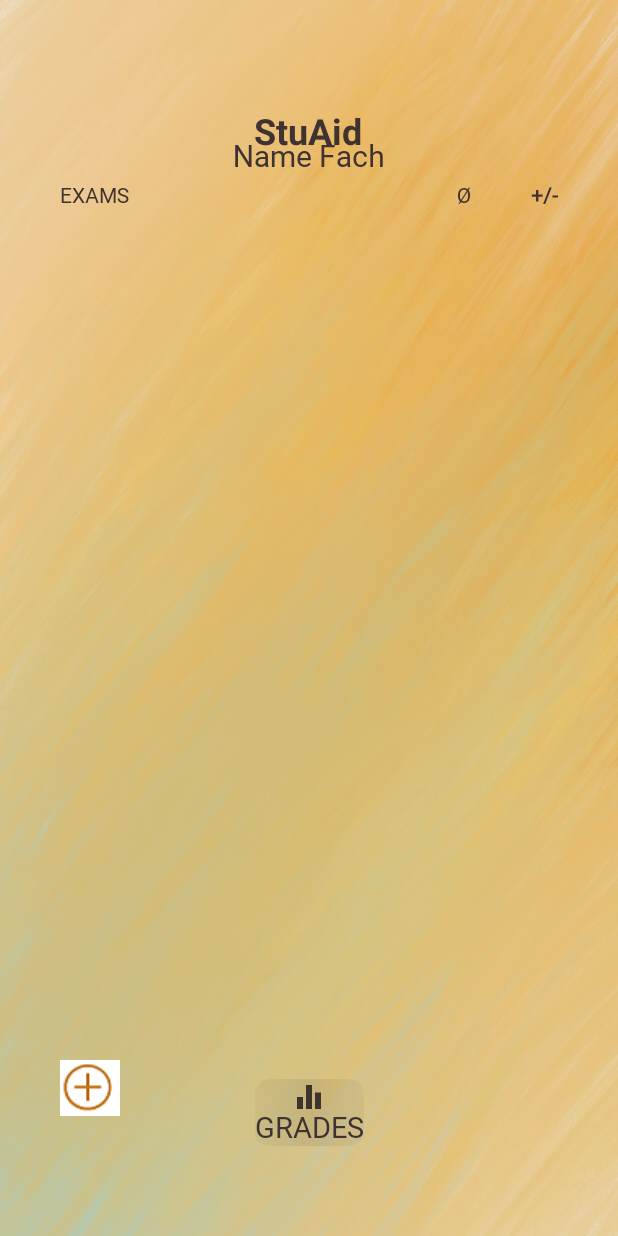
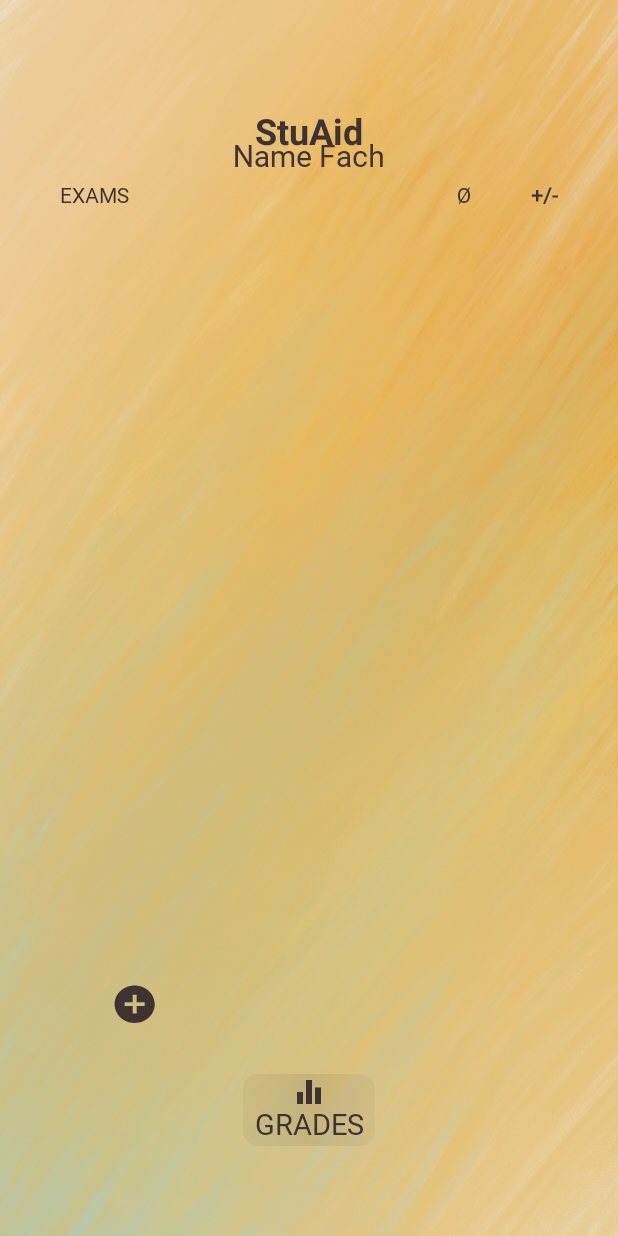
Before and after one commit to hajir3/StuAidShared, an Android app: the Grades_Fach screen opened directly, with no data from a screen before it, on a phone screen of 412 x 824 dp. Run offline under Robolectric (Android 15) with nearby library versions, the phone set to English and light mode, and no system bars; Roboto replaces fonts that are not available here.

Commit message:
Einheitliches Layout

```diff
--- a/app/src/main/res/drawable/add_foreground.xml
+++ b/app/src/main/res/drawable/add_foreground.xml
@@ -4,8 +4,8 @@
     android:viewportWidth="108"
     android:viewportHeight="108"
     android:tint="#3E3330">
-  <group android:scaleX="2.61"
-      android:scaleY="2.61"
+  <group android:scaleX="3.61"
+      android:scaleY="3.61"
       android:translateX="22.68"
       android:translateY="22.68">
     <path
--- a/app/src/main/res/layout/activity_grades_fach.xml
+++ b/app/src/main/res/layout/activity_grades_fach.xml
@@ -6,7 +6,7 @@
     android:layout_height="match_parent"
     android:background="@drawable/backgroundmain4"
     android:orientation="vertical"
-    tools:context=".activities.Grades_Fach">
+    tools:context=".Grades_Fach">
 
     <Button
         android:id="@+id/home_button_grades_fach"
@@ -21,38 +21,37 @@
         android:textSize="24sp"
         android:textStyle="bold"
         app:layout_constraintEnd_toEndOf="parent"
-        app:layout_constraintHorizontal_bias="0.498"
         app:layout_constraintStart_toStartOf="parent"
         app:layout_constraintTop_toTopOf="parent" />
 
-    <ImageButton
-        android:id="@+id/add_item"
+    <Button
+        android:id="@+id/add_item_grades_fach"
         android:layout_width="40dp"
         android:layout_height="37dp"
-        android:layout_marginStart="40dp"
-        android:layout_marginBottom="80dp"
+        android:layout_marginStart="65dp"
+        android:layout_marginBottom="140dp"
         android:hapticFeedbackEnabled="false"
         app:layout_constraintBottom_toBottomOf="parent"
         app:layout_constraintStart_toStartOf="parent"
-        app:srcCompat="@drawable/plus_neu"
-        tools:ignore="MissingConstraints" />
+        android:background="@drawable/add_foreground"
+         />
 
-    <TextView
+    <Button
         android:id="@+id/grades_grades_fach"
-        android:drawableTop="@drawable/ic_grades"
-        android:drawablePadding="-5sp"
         android:layout_width="wrap_content"
         android:layout_height="wrap_content"
+        android:layout_marginBottom="60dp"
+        android:background="@drawable/gradient_background_buttons"
         android:clickable="false"
-        android:background="@drawable/gradient_background_buttons"
-        android:layout_marginBottom="60dp"
+        android:drawablePadding="-5sp"
         android:fontFamily="@font/suranna"
         android:text="@string/grades"
         android:textColor="#3E3330"
         android:textSize="19sp"
         app:layout_constraintBottom_toBottomOf="parent"
         app:layout_constraintEnd_toEndOf="parent"
-        app:layout_constraintStart_toStartOf="parent" />
+        app:layout_constraintStart_toStartOf="parent"
+        app:drawableTopCompat="@drawable/ic_grades" />
 
     <TextView
         android:id="@+id/semester"
```
Also changed, not shown: app/src/main/res/layout/activity_grades.xml (+15 -9 lines), app/src/main/res/layout/activity_grades_semester.xml (+9 -10 lines).
